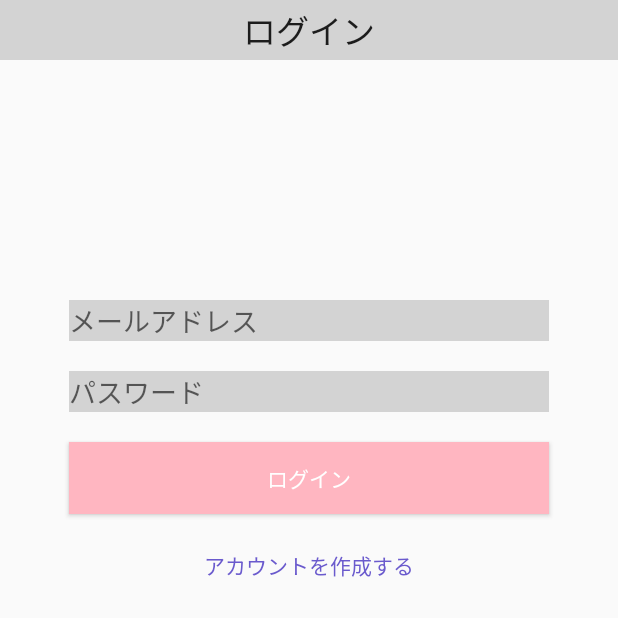
After one commit to hayashitoshiki/ap2_android, an Android app: the AccountLogin screen opened directly, with no data from a screen before it, on a phone screen of 412 x 824 dp, the top half of it. The commit adds this screen. Run offline under Robolectric (Android 15) with nearby library versions, the phone set to English and light mode, and no system bars.

Commit message:
ログイン画面(仮)(臨時で商品購入から遷移)

```diff
--- a/ap2_android/app/src/main/AndroidManifest.xml
+++ b/ap2_android/app/src/main/AndroidManifest.xml
@@ -40,6 +40,7 @@
         <activity android:name=".KensakuRoot"
             android:windowSoftInputMode="stateAlwaysHidden"/>
         <activity android:name=".Product_Barcode"/>
+        <activity android:name=".AccountLogin"/>
     </application>
 
 </manifest>
--- /dev/null
+++ b/ap2_android/app/src/main/java/com/example/a1521093/ap2_android/AccountLogin.java
@@ -0,0 +1,22 @@
+package com.example.a1521093.ap2_android;
+
+import android.content.Intent;
+import android.os.Bundle;
+import android.support.v7.app.AppCompatActivity;
+import android.view.View;
+
+/**
+ * Created by 1521093 on 2017/11/03.
+ */
+
+public class AccountLogin extends AppCompatActivity {
+
+    protected void onCreate(Bundle savedInstanceState) {
+        super.onCreate(savedInstanceState);
+        setContentView(R.layout.login);
+    }
+    public void Login(View v){
+        Intent intent=new Intent(getApplication(),MainActivity.class);
+        startActivity(intent);
+    }
+}
--- a/ap2_android/app/src/main/java/com/example/a1521093/ap2_android/Product_Barcode.java
+++ b/ap2_android/app/src/main/java/com/example/a1521093/ap2_android/Product_Barcode.java
@@ -26,6 +26,10 @@ public class Product_Barcode extends AppCompatActivity {
         title.setText(product_name);
 
     }
+    public void code(View v){
+        Intent i =  new Intent(getApplication(),AccountLogin.class);
+        startActivity(i);
+    }
 
     public void home_onClick(View v) {
         Intent i = new Intent(this, MainActivity.class);
--- /dev/null
+++ b/ap2_android/app/src/main/res/layout/login.xml
@@ -0,0 +1,70 @@
+<?xml version="1.0" encoding="utf-8"?>
+<LinearLayout xmlns:android="http://schemas.android.com/apk/res/android"
+    xmlns:tools="http://schemas.android.com/tools"
+    android:orientation="vertical" android:layout_width="match_parent"
+    android:layout_height="match_parent">
+
+    <TextView
+        android:id="@+id/kensakugamen"
+        android:layout_width="match_parent"
+        android:layout_height="40dp"
+        android:background="#D3D3D3"
+        android:gravity="center_vertical|center_horizontal"
+        android:text="ログイン"
+        android:textAppearance="@style/TextAppearance.AppCompat.Large" />
+
+    <LinearLayout
+        android:layout_width="match_parent"
+        android:layout_height="match_parent"
+        android:orientation="vertical"
+        android:gravity="center_horizontal"
+        >
+        <ImageView
+            android:layout_width="100dp"
+            android:layout_height="150dp"
+            tools:layout_editor_absoluteX="142dp"
+            tools:layout_editor_absoluteY="25dp" />
+
+        <EditText
+            android:id="@+id/mail"
+            android:layout_width="320dp"
+            android:layout_height="wrap_content"
+            android:background="#D3D3D3"
+            android:inputType="text"
+            android:hint="メールアドレス"
+            tools:layout_editor_absoluteX="32dp"
+            tools:layout_editor_absoluteY="192dp"
+            android:layout_margin="10dp"/>
+
+        <EditText
+            android:id="@+id/editText"
+            android:layout_width="320dp"
+            android:layout_height="wrap_content"
+            android:background="#D3D3D3"
+            android:inputType="text"
+            android:hint="パスワード"
+            tools:layout_editor_absoluteX="32dp"
+            tools:layout_editor_absoluteY="239dp"
+            android:layout_margin="10dp"/>
+
+        <Button
+            android:layout_width="320dp"
+            android:layout_height="wrap_content"
+            android:background="#FFB6C1"
+            android:text="ログイン"
+            android:textColor="#FFFFFF"
+            android:layout_margin="10dp"
+            tools:layout_editor_absoluteX="32dp"
+            tools:layout_editor_absoluteY="301dp"
+            android:onClick="Login"/>
+        <Button
+            android:layout_width="wrap_content"
+            android:layout_height="wrap_content"
+            android:text="アカウントを作成する"
+            style="?android:attr/borderlessButtonStyle"
+            android:textColor="#6A5ACD"
+            tools:layout_editor_absoluteY="410dp"
+            tools:layout_editor_absoluteX="110dp" />
+    </LinearLayout>
+
+</LinearLayout>
--- a/ap2_android/app/src/main/res/layout/product_barcode.xml
+++ b/ap2_android/app/src/main/res/layout/product_barcode.xml
@@ -75,6 +75,7 @@
                 android:text="コードを入力"
                 android:textColor="#FF6347"
                 android:textSize="24sp"
+                android:onClick="code"
                 tools:layout_editor_absoluteX="128dp"
                 tools:layout_editor_absoluteY="418dp" />
         </LinearLayout>
```
